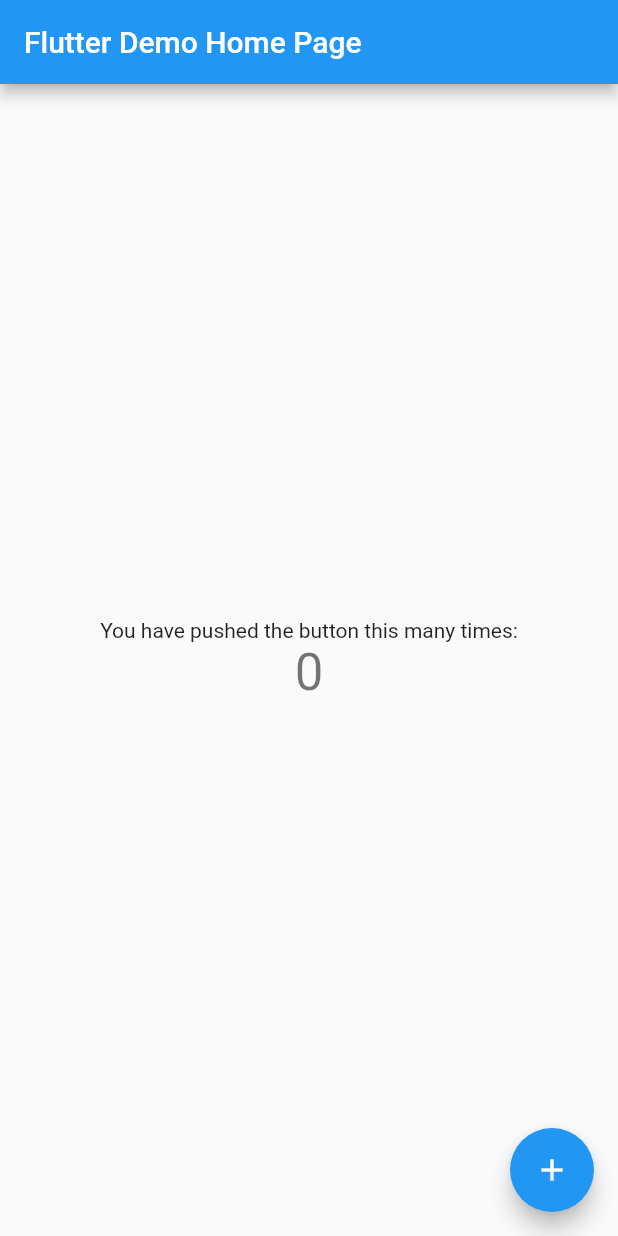
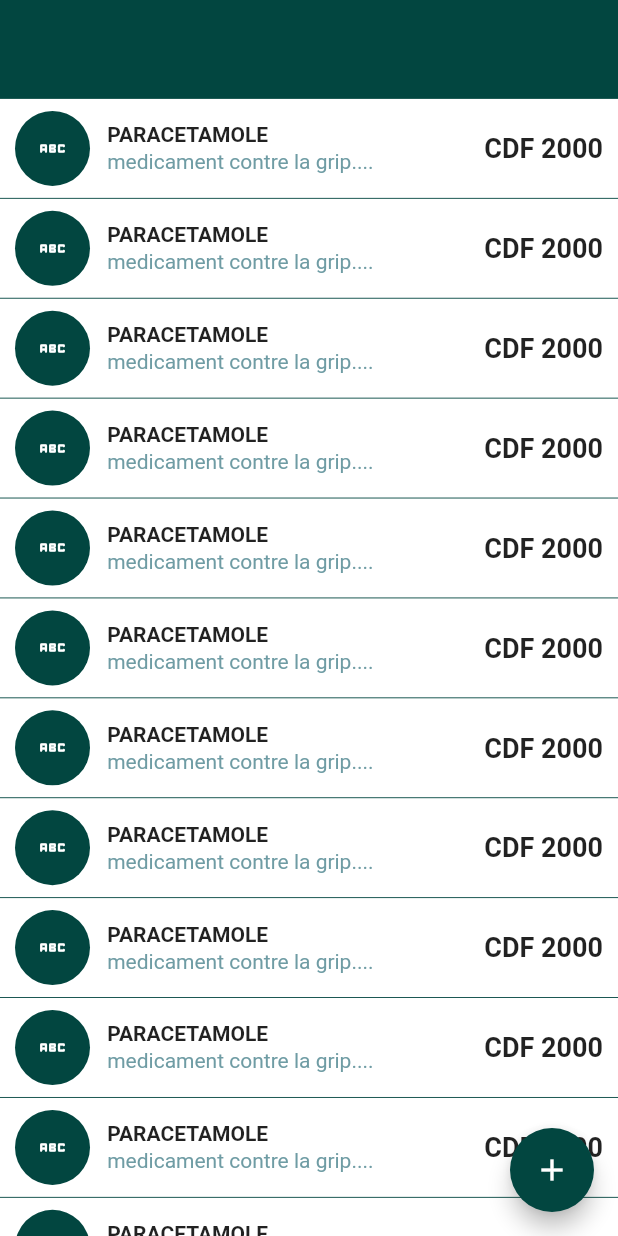
Before and after one commit to OnlyKal/pharma, a Flutter app: the screen it shows after launch, on a phone screen of 412 x 824 dp. Run offline on Flutter 3.47's test engine with Material 2 defaults, Android fonts, the phone set to English and light mode, and no system bars.

Commit message:
shplash screen | home products

```diff
--- /dev/null
+++ b/lib/color.dart
@@ -0,0 +1,3 @@
+import 'dart:ui';
+
+const maincolor= Color.fromARGB(255, 2, 70, 64);
--- /dev/null
+++ b/lib/export.dart
@@ -0,0 +1,3 @@
+export './home.dart';
+export './main.dart';
+export './size.dart';
--- /dev/null
+++ b/lib/home.dart
@@ -0,0 +1,104 @@
+import 'package:flutter/material.dart';
+import 'package:pharma/color.dart';
+import './export.dart';
+
+class Home extends StatefulWidget {
+  const Home({Key? key}) : super(key: key);
+
+  @override
+  State<Home> createState() => _HomeState();
+}
+
+class _HomeState extends State<Home> {
+  final myProducts = List<String>.generate(1000, (i) => 'Product $i');
+
+  @override
+  Widget build(BuildContext context) {
+    return Scaffold(
+      backgroundColor: Colors.white,
+      body: SingleChildScrollView(
+          child: SizedBox(
+        height: heigth(context),
+        width: width(context),
+        child: Column(
+          children: [
+            SizedBox(
+              height: paddingTop(context),
+            ),
+            Container(
+              height: heigth(context) * 0.08,
+              width: width(context),
+              color: maincolor,
+            ),
+            Expanded(
+                child: ListView.builder(
+                    padding: EdgeInsets.zero,
+                    itemCount: myProducts.length,
+                    itemBuilder: (context, index) {
+                      return products();
+                    }))
+          ],
+        ),
+      )),
+      floatingActionButton: const FloatingActionButton(
+        onPressed: null,
+        backgroundColor: maincolor,
+        child: Icon(Icons.add),
+      ),
+    );
+  }
+
+  Widget products() {
+    return Column(
+      crossAxisAlignment: CrossAxisAlignment.center,
+      mainAxisAlignment: MainAxisAlignment.center,
+      children: [
+        SizedBox(
+          width: width(context),
+          height: 66,
+          child: Padding(
+            padding: const EdgeInsets.only(left: 10, right: 10),
+            child: Row(
+                mainAxisAlignment: MainAxisAlignment.spaceBetween,
+                crossAxisAlignment: CrossAxisAlignment.center,
+                children: [
+                  Row(
+                    crossAxisAlignment: CrossAxisAlignment.center,
+                    mainAxisAlignment: MainAxisAlignment.center,
+                    children: [
+                      Container(
+                        height: 50,
+                        width: 50,
+                        decoration: BoxDecoration(
+                            borderRadius: BorderRadius.circular(50),
+                            color: maincolor),
+                        child: const Icon(
+                          Icons.abc_rounded,
+                          color: Colors.white,
+                          size: 22,
+                        ),
+                      ),
+                      const SizedBox(width: 8,),
+                      Column(
+                        mainAxisAlignment: MainAxisAlignment.center,
+                        crossAxisAlignment: CrossAxisAlignment.start,
+                        children: const [
+                          Text(' PARACETAMOLE',style: TextStyle(fontWeight: FontWeight.w600),),
+                          SizedBox(height: 2,),
+                          Text(' medicament contre la grip....',style: TextStyle(fontWeight: FontWeight.w400,color: Color.fromARGB(255, 111, 156, 164)),)
+                        ],
+                      )
+                    ],
+                  ),
+                  const Text(' CDF 2000',style: TextStyle(fontWeight: FontWeight.bold,fontSize: 18),)
+                ]),
+          ),
+        ),
+        Container(
+          height: 0.6,
+          color: maincolor,
+        )
+      ],
+    );
+  }
+}
--- a/lib/main.dart
+++ b/lib/main.dart
@@ -1,4 +1,6 @@
+import 'dart:async';
 import 'package:flutter/material.dart';
+import './export.dart';
 
 void main() {
   runApp(const MyApp());
@@ -11,105 +13,69 @@
   @override
   Widget build(BuildContext context) {
     return MaterialApp(
-      title: 'Flutter Demo',
-      theme: ThemeData(
-        // This is the theme of your application.
-        //
-        // Try running your application with "flutter run". You'll see the
-        // application has a blue toolbar. Then, without quitting the app, try
-        // changing the primarySwatch below to Colors.green and then invoke
-        // "hot reload" (press "r" in the console where you ran "flutter run",
-        // or simply save your changes to "hot reload" in a Flutter IDE).
-        // Notice that the counter didn't reset back to zero; the application
-        // is not restarted.
-        primarySwatch: Colors.blue,
-      ),
-      home: const MyHomePage(title: 'Flutter Demo Home Page'),
+      debugShowCheckedModeBanner: false,
+      initialRoute: '/',
+      routes: {'/': (context) => const MyHomePage(), '/home': (context) => const Home()},
     );
   }
 }
 
 class MyHomePage extends StatefulWidget {
-  const MyHomePage({Key? key, required this.title}) : super(key: key);
-
-  // This widget is the home page of your application. It is stateful, meaning
-  // that it has a State object (defined below) that contains fields that affect
-  // how it looks.
-
-  // This class is the configuration for the state. It holds the values (in this
-  // case the title) provided by the parent (in this case the App widget) and
-  // used by the build method of the State. Fields in a Widget subclass are
-  // always marked "final".
-
-  final String title;
-
+  const MyHomePage({Key? key}) : super(key: key);
   @override
   State<MyHomePage> createState() => _MyHomePageState();
 }
 
 class _MyHomePageState extends State<MyHomePage> {
-  int _counter = 0;
-
-  void _incrementCounter() {
-    setState(() {
-      // This call to setState tells the Flutter framework that something has
-      // changed in this State, which causes it to rerun the build method below
-      // so that the display can reflect the updated values. If we changed
-      // _counter without calling setState(), then the build method would not be
-      // called again, and so nothing would appear to happen.
-      _counter++;
-    });
+  @override
+  void initState() {
+    Timer(
+        const Duration(seconds: 5),
+        () => Navigator.pushReplacement(
+            context, MaterialPageRoute(builder: (context) => const Home())));
+    super.initState();
   }
 
   @override
   Widget build(BuildContext context) {
-    // This method is rerun every time setState is called, for instance as done
-    // by the _incrementCounter method above.
-    //
-    // The Flutter framework has been optimized to make rerunning build methods
-    // fast, so that you can just rebuild anything that needs updating rather
-    // than having to individually change instances of widgets.
     return Scaffold(
-      appBar: AppBar(
-        // Here we take the value from the MyHomePage object that was created by
-        // the App.build method, and use it to set our appbar title.
-        title: Text(widget.title),
-      ),
+        backgroundColor: const Color.fromARGB(255, 2, 70, 64),
         body: Center(
-        // Center is a layout widget. It takes a single child and positions it
-        // in the middle of the parent.
           child: Column(
-          // Column is also a layout widget. It takes a list of children and
-          // arranges them vertically. By default, it sizes itself to fit its
-          // children horizontally, and tries to be as tall as its parent.
-          //
-          // Invoke "debug painting" (press "p" in the console, choose the
-          // "Toggle Debug Paint" action from the Flutter Inspector in Android
-          // Studio, or the "Toggle Debug Paint" command in Visual Studio Code)
-          // to see the wireframe for each widget.
-          //
-          // Column has various properties to control how it sizes itself and
-          // how it positions its children. Here we use mainAxisAlignment to
-          // center the children vertically; the main axis here is the vertical
-          // axis because Columns are vertical (the cross axis would be
-          // horizontal).
             mainAxisAlignment: MainAxisAlignment.center,
-          children: <Widget>[
-            const Text(
-              'You have pushed the button this many times:',
+            children: [
+              Row(
+                mainAxisAlignment: MainAxisAlignment.center,
+                crossAxisAlignment: CrossAxisAlignment.center,
+                children: const [
+                  Text(
+                    'Pharma',
+                    style: TextStyle(
+                        fontSize: 33,
+                        fontWeight: FontWeight.bold,
+                        color: Colors.white),
                   ),
                   Text(
-              '$_counter',
-              style: Theme.of(context).textTheme.headline4,
+                    'Lab',
+                    style: TextStyle(
+                        fontSize: 33,
+                        fontWeight: FontWeight.w200,
+                        color: Colors.white),
                   ),
                 ],
               ),
+              const SizedBox(
+                height: 3,
               ),
-      floatingActionButton: FloatingActionButton(
-        onPressed: _incrementCounter,
-        tooltip: 'Increment',
-        child: const Icon(Icons.add),
-      ), // This trailing comma makes auto-formatting nicer for build methods.
-    );
+              const Text(
+                'Gestion dela logistique medicale',
+                style: TextStyle(
+                    fontSize: 12,
+                    color: Color.fromARGB(255, 6, 202, 183),
+                    fontWeight: FontWeight.w300),
+              )
+            ],
+          ),
+        ));
   }
 }
--- /dev/null
+++ b/lib/size.dart
@@ -0,0 +1,12 @@
+import 'package:flutter/material.dart';
+
+double heigth(BuildContext context) {
+  return MediaQuery.of(context).size.height;
+}
+
+double width(BuildContext context) {
+  return MediaQuery.of(context).size.width;
+}
+double paddingTop(BuildContext context) {
+  return MediaQuery.of(context).padding.top;
+}
```
Lines whose indentation alone changed are shown as unchanged.
